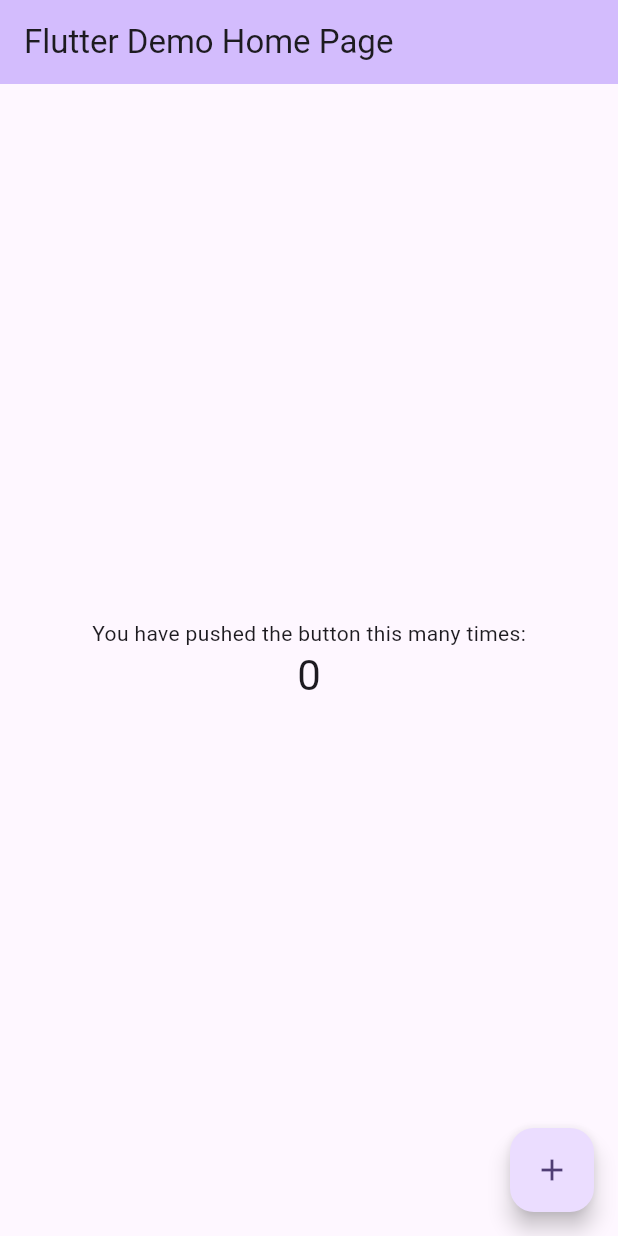
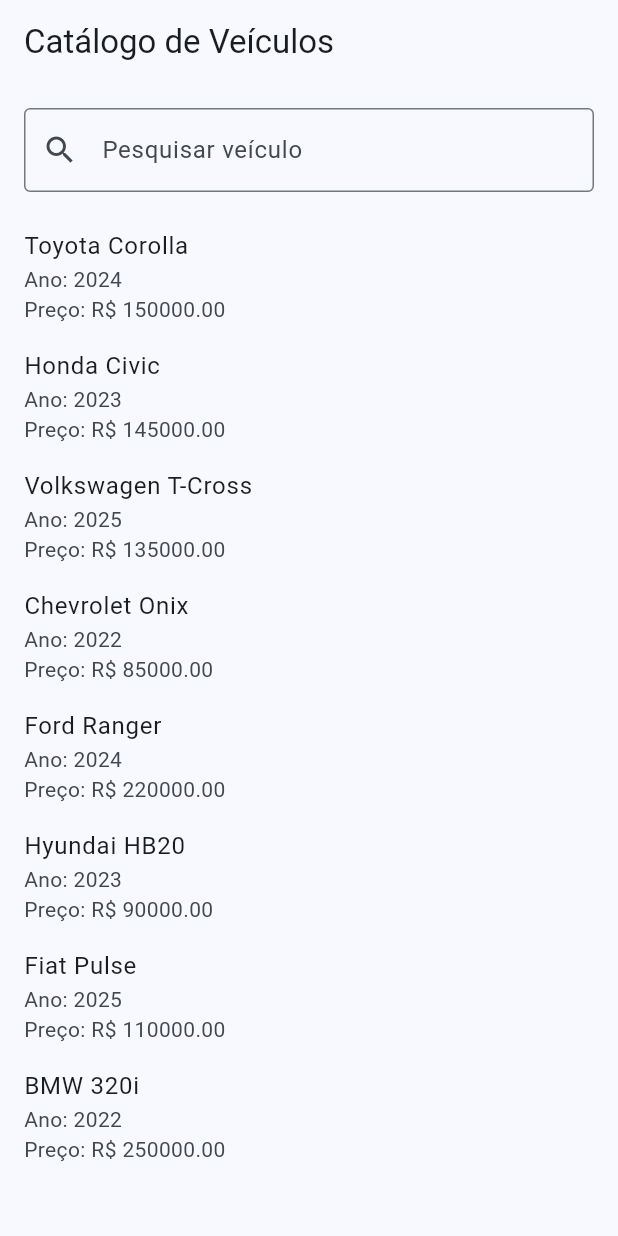
Before and after one commit to lucasstibbe/catalogo_veicuos_app, a Flutter app: the screen it shows after launch, on a phone screen of 412 x 824 dp. Run offline on Flutter 3.47's test engine with Material 3 defaults, Android fonts, the phone set to English and light mode, and no system bars.

Commit message:
Versão finalizada da Atividade

```diff
--- a/lib/main.dart
+++ b/lib/main.dart
@@ -1,122 +1,200 @@
 import 'package:flutter/material.dart';
 
 void main() {
-  runApp(const MyApp());
+  runApp(const CatalogoVeiculosApp());
 }
 
-class MyApp extends StatelessWidget {
-  const MyApp({super.key});
+class Veiculo {
+  final String marca;
+  final String modelo;
+  final int ano;
+  double preco;
 
-  // This widget is the root of your application.
+  Veiculo({
+    required this.marca,
+    required this.modelo,
+    required this.ano,
+    required this.preco,
+  });
+
+  String descricao() {
+    return '$marca $modelo, ano $ano, por R\$ $preco';
+  }
+}
+
+final List<Veiculo> veiculos = [
+  Veiculo(
+    marca: 'Toyota',
+    modelo: 'Corolla',
+    ano: 2024,
+    preco: 150000,
+  ),
+  Veiculo(
+    marca: 'Honda',
+    modelo: 'Civic',
+    ano: 2023,
+    preco: 145000,
+  ),
+  Veiculo(
+    marca: 'Volkswagen',
+    modelo: 'T-Cross',
+    ano: 2025,
+    preco: 135000,
+  ),
+  Veiculo(
+    marca: 'Chevrolet',
+    modelo: 'Onix',
+    ano: 2022,
+    preco: 85000,
+  ),
+  Veiculo(
+    marca: 'Ford',
+    modelo: 'Ranger',
+    ano: 2024,
+    preco: 220000,
+  ),
+  Veiculo(
+    marca: 'Hyundai',
+    modelo: 'HB20',
+    ano: 2023,
+    preco: 90000,
+  ),
+  Veiculo(
+    marca: 'Fiat',
+    modelo: 'Pulse',
+    ano: 2025,
+    preco: 110000,
+  ),
+  Veiculo(
+    marca: 'BMW',
+    modelo: '320i',
+    ano: 2022,
+    preco: 250000,
+  ),
+];
+
+class CatalogoVeiculosApp extends StatelessWidget {
+  const CatalogoVeiculosApp({super.key});
+
   @override
   Widget build(BuildContext context) {
     return MaterialApp(
-      title: 'Flutter Demo',
+      debugShowCheckedModeBanner: false,
+      title: 'Catálogo de Veículos',
       theme: ThemeData(
-        // This is the theme of your application.
-        //
-        // TRY THIS: Try running your application with "flutter run". You'll see
-        // the application has a purple toolbar. Then, without quitting the app,
-        // try changing the seedColor in the colorScheme below to Colors.green
-        // and then invoke "hot reload" (save your changes or press the "hot
-        // reload" button in a Flutter-supported IDE, or press "r" if you used
-        // the command line to start the app).
-        //
-        // Notice that the counter didn't reset back to zero; the application
-        // state is not lost during the reload. To reset the state, use hot
-        // restart instead.
-        //
-        // This works for code too, not just values: Most code changes can be
-        // tested with just a hot reload.
-        colorScheme: .fromSeed(seedColor: Colors.deepPurple),
+        colorScheme: .fromSeed(seedColor: Colors.blue),
       ),
-      home: const MyHomePage(title: 'Flutter Demo Home Page'),
+      home: const CatalogoVeiculosPage(),
     );
   }
 }
 
-class MyHomePage extends StatefulWidget {
-  const MyHomePage({super.key, required this.title});
-
-  // This widget is the home page of your application. It is stateful, meaning
-  // that it has a State object (defined below) that contains fields that affect
-  // how it looks.
-
-  // This class is the configuration for the state. It holds the values (in this
-  // case the title) provided by the parent (in this case the App widget) and
-  // used by the build method of the State. Fields in a Widget subclass are
-  // always marked "final".
-
-  final String title;
+class CatalogoVeiculosPage extends StatefulWidget {
+  const CatalogoVeiculosPage({super.key});
 
   @override
-  State<MyHomePage> createState() => _MyHomePageState();
+  State<CatalogoVeiculosPage> createState() =>
+      _CatalogoVeiculosPageState();
 }
 
-class _MyHomePageState extends State<MyHomePage> {
-  int _counter = 0;
-
-  void _incrementCounter() {
-    setState(() {
-      // This call to setState tells the Flutter framework that something has
-      // changed in this State, which causes it to rerun the build method below
-      // so that the display can reflect the updated values. If we changed
-      // _counter without calling setState(), then the build method would not be
-      // called again, and so nothing would appear to happen.
-      _counter++;
-    });
-  }
+class _CatalogoVeiculosPageState extends State<CatalogoVeiculosPage> {
+  String textoPesquisa = '';
 
   @override
   Widget build(BuildContext context) {
-    // This method is rerun every time setState is called, for instance as done
-    // by the _incrementCounter method above.
-    //
-    // The Flutter framework has been optimized to make rerunning build methods
-    // fast, so that you can just rebuild anything that needs updating rather
-    // than having to individually change instances of widgets.
+    final veiculosFiltrados = veiculos.where((veiculo) {
+      final pesquisa = textoPesquisa.toLowerCase();
+
+      return veiculo.marca.toLowerCase().contains(pesquisa) ||
+          veiculo.modelo.toLowerCase().contains(pesquisa);
+    }).toList();
+
     return Scaffold(
       appBar: AppBar(
-        // TRY THIS: Try changing the color here to a specific color (to
-        // Colors.amber, perhaps?) and trigger a hot reload to see the AppBar
-        // change color while the other colors stay the same.
-        backgroundColor: Theme.of(context).colorScheme.inversePrimary,
-        // Here we take the value from the MyHomePage object that was created by
-        // the App.build method, and use it to set our appbar title.
-        title: Text(widget.title),
+        title: const Text('Catálogo de Veículos'),
       ),
-      body: Center(
-        // Center is a layout widget. It takes a single child and positions it
-        // in the middle of the parent.
-        child: Column(
-          // Column is also a layout widget. It takes a list of children and
-          // arranges them vertically. By default, it sizes itself to fit its
-          // children horizontally, and tries to be as tall as its parent.
-          //
-          // Column has various properties to control how it sizes itself and
-          // how it positions its children. Here we use mainAxisAlignment to
-          // center the children vertically; the main axis here is the vertical
-          // axis because Columns are vertical (the cross axis would be
-          // horizontal).
-          //
-          // TRY THIS: Invoke "debug painting" (choose the "Toggle Debug Paint"
-          // action in the IDE, or press "p" in the console), to see the
-          // wireframe for each widget.
-          mainAxisAlignment: .center,
-          children: [
-            const Text('You have pushed the button this many times:'),
-            Text(
-              '$_counter',
-              style: Theme.of(context).textTheme.headlineMedium,
+      body: Column(
+        children: [
+          Padding(
+            padding: const EdgeInsets.all(16),
+            child: TextField(
+              onChanged: (texto) {
+                setState(() {
+                  textoPesquisa = texto;
+                });
+              },
+              decoration: const InputDecoration(
+                labelText: 'Pesquisar veículo',
+                hintText: 'Digite marca ou modelo',
+                prefixIcon: Icon(Icons.search),
+                border: OutlineInputBorder(),
+              ),
             ),
-          ],
-        ),
-      ),
-      floatingActionButton: FloatingActionButton(
-        onPressed: _incrementCounter,
-        tooltip: 'Increment',
-        child: const Icon(Icons.add),
+          ),
+          Expanded(
+            child: veiculosFiltrados.isEmpty
+                ? const Center(
+                    child: Text(
+                      'Nenhum veículo encontrado.',
+                    ),
+                  )
+                : ListView.builder(
+                    itemCount: veiculosFiltrados.length,
+                    itemBuilder: (context, index) {
+                      final veiculo = veiculosFiltrados[index];
+
+                      return ListTile(
+                        title: Text(
+                          '${veiculo.marca} ${veiculo.modelo}',
+                        ),
+                        subtitle: Text(
+                          'Ano: ${veiculo.ano}\n'
+                          'Preço: R\$ ${veiculo.preco.toStringAsFixed(2)}',
+                        ),
+                      );
+                    },
+                  ),
+          ),
+        ],
       ),
     );
   }
 }
+// 1. Qual é a classe criada para representar um veículo?
+// Veiculo.
+
+// 2. Cite um objeto criado a partir dessa classe.
+// Toyota Corolla.
+
+// 3. Quais são os atributos da classe?
+// marca, modelo, ano e preco.
+
+// 4. Qual método foi criado e o que ele faz?
+// O método descricao() foi criado para retornar uma descrição textual
+// do veículo utilizando seus próprios atributos.
+
+// 5. Por que a tela de pesquisa precisa de estado?
+// Porque o texto pesquisado muda durante a execução e essa mudança
+// influencia quais veículos serão exibidos na lista.
+
+// 6. Qual variável armazena o texto pesquisado?
+// textoPesquisa armazena o texto digitado pelo usuário.
+
+// 7. Qual lista contém o resultado filtrado?
+// A lista veiculosFiltrados contém somente os veículos que correspondem
+// ao texto pesquisado.
+
+// 8. Em qual momento setState() é utilizado?
+// O setState() é utilizado dentro do onChanged do TextField,
+// sempre que o usuário altera o texto da pesquisa.
+
+// 9. Qual é a função do index na construção dos itens?
+// O index identifica a posição do veículo dentro da lista filtrada,
+// permitindo acessar o veículo correspondente através de
+// veiculosFiltrados[index].
+
+// 10. Onde final foi utilizado e por quê?
+// final foi utilizado nos atributos marca, modelo e ano da classe Veiculo,
+// pois seus valores não precisam ser alterados depois da criação do objeto.
+// Também foi utilizado em variáveis que não precisam ser reatribuídas,
+// como veiculosFiltrados e veiculo.
```
